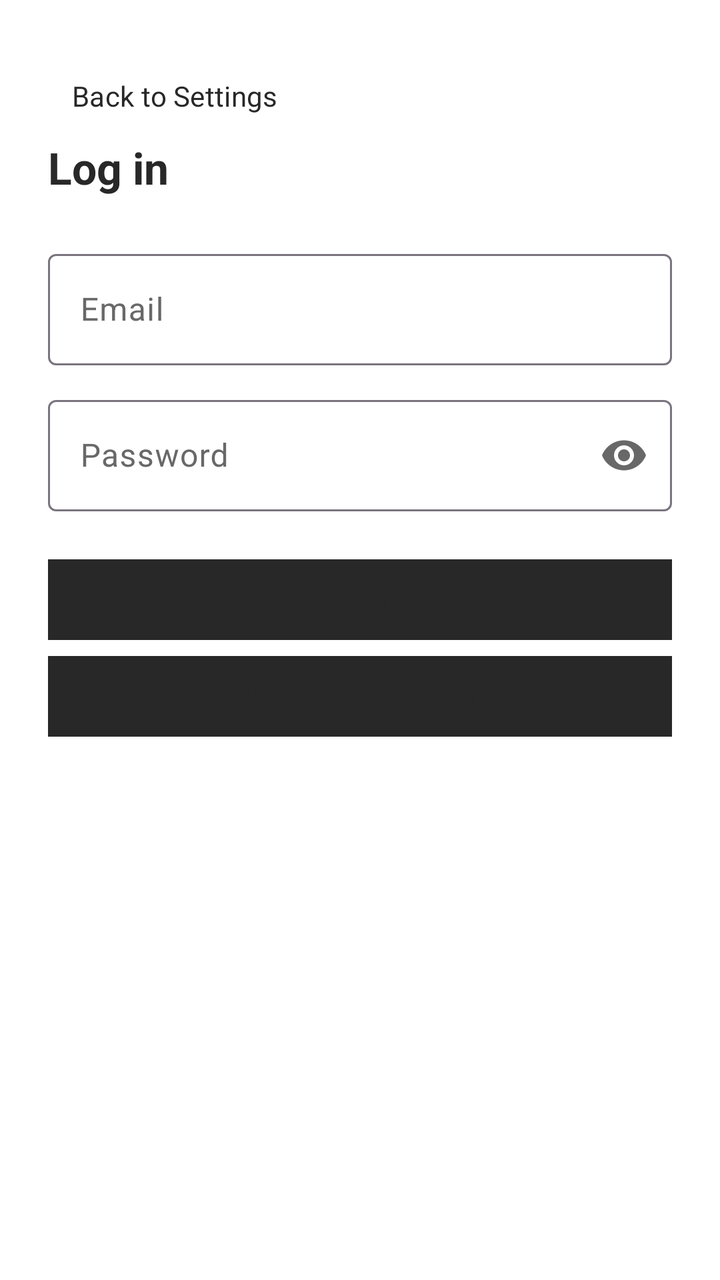
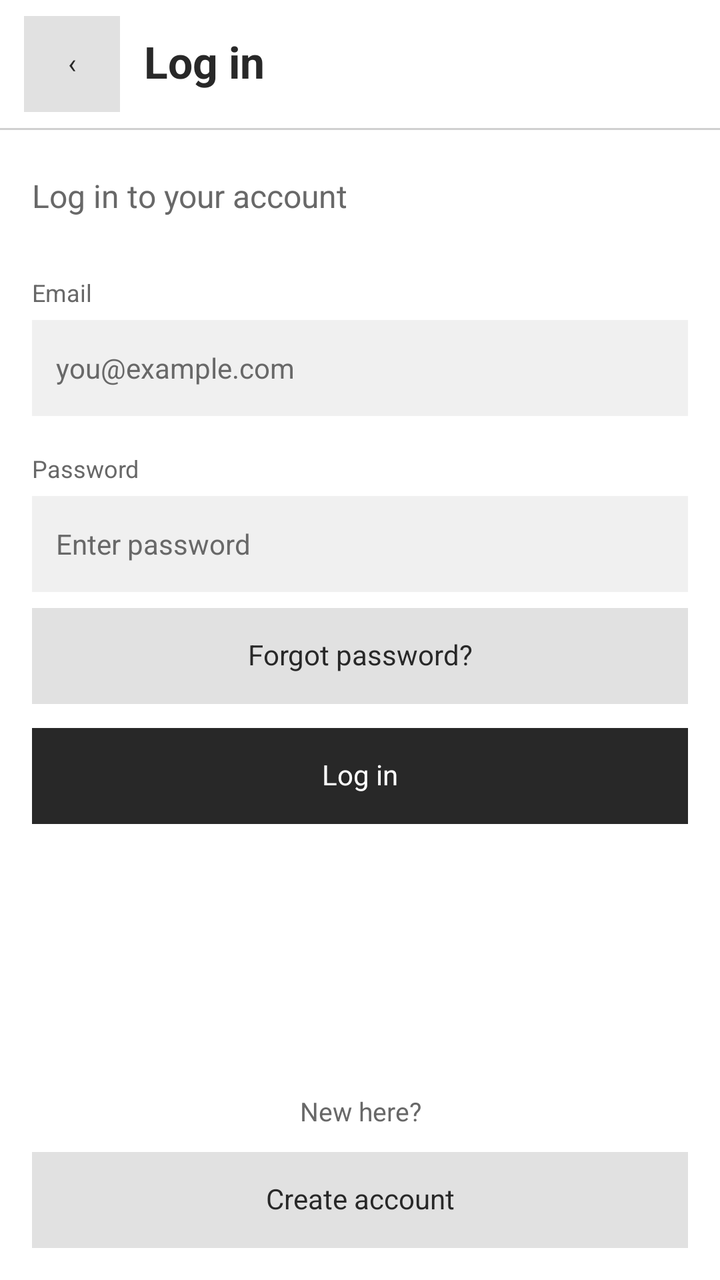

Two renders of the same Android screen: before a commit and after it. Below are the layout's source before the change and the commit's diff.
<!-- AndroidManifest.xml: application theme Theme.OffGrid -->
<!-- res/layout/activity_login.xml -->
<?xml version="1.0" encoding="utf-8"?>
<ScrollView xmlns:android="http://schemas.android.com/apk/res/android"
    xmlns:app="http://schemas.android.com/apk/res-auto"
    xmlns:tools="http://schemas.android.com/tools"
    android:id="@+id/main"
    android:layout_width="match_parent"
    android:layout_height="match_parent"
    android:background="?attr/colorSurface"
    android:fillViewport="true"
    tools:context=".LoginActivity">

    <LinearLayout
        android:layout_width="match_parent"
        android:layout_height="wrap_content"
        android:focusableInTouchMode="true"
        android:orientation="vertical"
        android:padding="24dp">

        <com.google.android.material.button.MaterialButton
            android:id="@+id/btnBack"
            style="@style/Widget.Material3.Button.TextButton"
            android:layout_width="wrap_content"
            android:layout_height="wrap_content"
            android:layout_marginTop="0dp"
            android:text="@string/back_settings" />

        <TextView
            style="@style/Widget.OffGrid.ScreenTitle"
            android:layout_width="match_parent"
            android:layout_height="wrap_content"
            android:text="@string/login_title" />

        <com.google.android.material.textfield.TextInputLayout
            android:layout_width="match_parent"
            android:layout_height="wrap_content"
            android:layout_marginTop="24dp"
            android:hint="@string/email_hint">

            <com.google.android.material.textfield.TextInputEditText
                android:id="@+id/email"
                android:layout_width="match_parent"
                android:layout_height="wrap_content"
                android:autofillHints="username"
                android:imeOptions="actionNext"
                android:inputType="textEmailAddress"
                android:maxLines="1" />
        </com.google.android.material.textfield.TextInputLayout>

        <com.google.android.material.textfield.TextInputLayout
            android:layout_width="match_parent"
            android:layout_height="wrap_content"
            android:layout_marginTop="12dp"
            android:hint="@string/password_hint"
            app:endIconMode="password_toggle">

            <com.google.android.material.textfield.TextInputEditText
                android:id="@+id/password"
                android:layout_width="match_parent"
                android:layout_height="wrap_content"
                android:autofillHints="password"
                android:imeOptions="actionDone"
                android:inputType="textPassword"
                android:maxLines="1"
                android:saveEnabled="false" />
        </com.google.android.material.textfield.TextInputLayout>

        <com.google.android.material.button.MaterialButton
            android:id="@+id/btnSubmitLogin"
            style="@style/Widget.OffGrid.ActionButton"
            android:layout_width="match_parent"
            android:layout_height="wrap_content"
            android:layout_marginTop="24dp"
            android:text="@string/login_title" />

        <com.google.android.material.button.MaterialButton
            android:id="@+id/btnOpenRegister"
            style="@style/Widget.OffGrid.OutlinedButton"
            android:layout_width="match_parent"
            android:layout_height="wrap_content"
            android:layout_marginTop="8dp"
            android:text="@string/open_register" />
    </LinearLayout>
</ScrollView>
<!-- resources referenced by this layout -->
<resources>
  <string name="back_settings">Back to Settings</string>
  <string name="email_hint">Email</string>
  <string name="login_title">Log in</string>
  <string name="open_register">New here? Register</string>
  <string name="password_hint">Password</string>
  <style name="Widget.OffGrid.ActionButton" parent="@android:style/Widget.Button">
          <item name="android:layout_width">match_parent</item>
          <item name="android:layout_height">48dp</item>
          <item name="android:background">@color/offgrid_button</item>
          <item name="android:backgroundTint">@color/offgrid_button</item>
          <item name="android:textColor">@color/offgrid_text</item>
          <item name="android:textSize">14sp</item>
          <item name="android:fontFamily">sans-serif</item>
          <item name="android:textAllCaps">false</item>
          <item name="android:textStyle">normal</item>
          <item name="android:gravity">center</item>
          <item name="android:minWidth">0dp</item>
          <item name="android:minHeight">0dp</item>
          <item name="android:padding">8dp</item>
          <item name="android:elevation">0dp</item>
          <item name="android:stateListAnimator">@null</item>
          <item name="android:includeFontPadding">false</item>
          <item name="android:clickable">true</item>
          <item name="android:focusable">true</item>
      </style>
  <style name="Widget.OffGrid.OutlinedButton" parent="Widget.OffGrid.ActionButton">
          <item name="android:background">@color/offgrid_field</item>
          <item name="android:backgroundTint">@color/offgrid_field</item>
      </style>
  <style name="Widget.OffGrid.ScreenTitle" parent="">
          <item name="android:textSize">22sp</item>
          <item name="android:textStyle">bold</item>
          <item name="android:fontFamily">sans-serif</item>
          <item name="android:textColor">@color/offgrid_text</item>
          <item name="android:includeFontPadding">false</item>
          <item name="android:accessibilityHeading">true</item>
      </style>
  <style name="Theme.OffGrid" parent="Base.Theme.OffGrid" />
  <color name="offgrid_button">#E1E1E1</color>
  <color name="offgrid_text">#282828</color>
  <color name="offgrid_field">#F0F0F0</color>
  <style name="Base.Theme.OffGrid" parent="Theme.Material3.Light.NoActionBar">
          <item name="android:fontFamily">sans-serif</item>
          <item name="android:windowBackground">@color/offgrid_background</item>
          <item name="colorSurface">@color/offgrid_background</item>
          <item name="colorOnSurface">@color/offgrid_text</item>
          <item name="colorOnSurfaceVariant">@color/offgrid_text_secondary</item>
          <item name="colorPrimary">@color/offgrid_text</item>
          <item name="colorOnPrimary">@color/offgrid_background</item>
          <item name="android:colorAccent">@color/offgrid_text</item>
          <item name="android:windowLightStatusBar">true</item>
          <item name="android:windowLightNavigationBar">true</item>
      </style>
  <color name="offgrid_background">#FFFFFF</color>
  <color name="offgrid_text_secondary">#686868</color>
</resources>

<!-- the commit's change to res/layout/activity_login.xml (unified diff, before → after) -->
@@ -1,83 +1,255 @@
 <?xml version="1.0" encoding="utf-8"?>
-<ScrollView xmlns:android="http://schemas.android.com/apk/res/android"
-    xmlns:app="http://schemas.android.com/apk/res-auto"
+<FrameLayout xmlns:android="http://schemas.android.com/apk/res/android"
     xmlns:tools="http://schemas.android.com/tools"
     android:id="@+id/main"
     android:layout_width="match_parent"
     android:layout_height="match_parent"
-    android:background="?attr/colorSurface"
-    android:fillViewport="true"
+    android:background="@color/offgrid_background"
     tools:context=".LoginActivity">
 
+    <include
+        android:id="@+id/loginScreen"
+        layout="@layout/screen_login"
+        android:layout_width="match_parent"
+        android:layout_height="match_parent" />
+</FrameLayout>
+<!-- res/layout/screen_login.xml (included above) -->
+<?xml version="1.0" encoding="utf-8"?>
+<LinearLayout
+    xmlns:android="http://schemas.android.com/apk/res/android"
+    xmlns:tools="http://schemas.android.com/tools"
+    android:layout_width="match_parent"
+    android:layout_height="match_parent"
+    android:id="@+id/login_screen"
+    android:orientation="vertical"
+    android:background="@color/offgrid_background"
+    android:layoutDirection="ltr"
+    tools:layout_width="360dp"
+    tools:layout_height="720dp"
+    tools:ignore="HardcodedText">
     <LinearLayout
         android:layout_width="match_parent"
-        android:layout_height="wrap_content"
-        android:focusableInTouchMode="true"
-        android:orientation="vertical"
-        android:padding="24dp">
-
-        <com.google.android.material.button.MaterialButton
-            android:id="@+id/btnBack"
-            style="@style/Widget.Material3.Button.TextButton"
-            android:layout_width="wrap_content"
-            android:layout_height="wrap_content"
-            android:layout_marginTop="0dp"
-            android:text="@string/back_settings" />
-
+        android:layout_height="64dp"
+        android:orientation="horizontal"
+        android:gravity="center_vertical"
+        android:paddingStart="12dp"
+        android:paddingEnd="16dp">
+        <android.widget.Button
+            android:id="@+id/login_back"
+            style="@style/Widget.OffGrid.ActionButton"
+            android:layout_width="48dp"
+            android:layout_height="48dp"
+            android:layout_marginEnd="12dp"
+            android:text="‹"
+            android:contentDescription="@string/back_settings" />
         <TextView
             style="@style/Widget.OffGrid.ScreenTitle"
+            android:layout_width="0dp"
+            android:layout_height="wrap_content"
+            android:layout_weight="1"
+            android:text="@string/login_title" />
+    </LinearLayout>
+    <View
+        android:layout_width="match_parent"
+        android:layout_height="1dp"
+        android:background="@color/offgrid_divider" />
+    <ScrollView
+        android:layout_width="match_parent"
+        android:layout_height="0dp"
+        android:layout_weight="1"
+        android:fillViewport="true"
+        android:scrollbars="none">
+        <LinearLayout
             android:layout_width="match_parent"
             android:layout_height="wrap_content"
-            android:text="@string/login_title" />
-
-        <com.google.android.material.textfield.TextInputLayout
-            android:layout_width="match_parent"
-            android:layout_height="wrap_content"
-            android:layout_marginTop="24dp"
-            android:hint="@string/email_hint">
-
-            <com.google.android.material.textfield.TextInputEditText
-                android:id="@+id/email"
-                android:layout_width="match_parent"
-                android:layout_height="wrap_content"
-                android:autofillHints="username"
-                android:imeOptions="actionNext"
-                android:inputType="textEmailAddress"
-                android:maxLines="1" />
-        </com.google.android.material.textfield.TextInputLayout>
-
-        <com.google.android.material.textfield.TextInputLayout
-            android:layout_width="match_parent"
-            android:layout_height="wrap_content"
-            android:layout_marginTop="12dp"
-            android:hint="@string/password_hint"
-            app:endIconMode="password_toggle">
-
-            <com.google.android.material.textfield.TextInputEditText
-                android:id="@+id/password"
-                android:layout_width="match_parent"
-                android:layout_height="wrap_content"
-                android:autofillHints="password"
-                android:imeOptions="actionDone"
-                android:inputType="textPassword"
-                android:maxLines="1"
-                android:saveEnabled="false" />
-        </com.google.android.material.textfield.TextInputLayout>
-
-        <com.google.android.material.button.MaterialButton
-            android:id="@+id/btnSubmitLogin"
-            style="@style/Widget.OffGrid.ActionButton"
-            android:layout_width="match_parent"
-            android:layout_height="wrap_content"
-            android:layout_marginTop="24dp"
-            android:text="@string/login_title" />
-
-        <com.google.android.material.button.MaterialButton
-            android:id="@+id/btnOpenRegister"
-            style="@style/Widget.OffGrid.OutlinedButton"
-            android:layout_width="match_parent"
-            android:layout_height="wrap_content"
-            android:layout_marginTop="8dp"
-            android:text="@string/open_register" />
-    </LinearLayout>
-</ScrollView>
+            android:id="@+id/login_content"
+            android:focusableInTouchMode="true"
+            android:orientation="vertical"
+            android:padding="16dp"
+            android:paddingTop="24dp">
+            <TextView
+                android:layout_width="match_parent"
+                android:layout_height="wrap_content"
+                android:text="Log in to your account"
+                android:textSize="16sp"
+                android:textColor="@color/offgrid_text_secondary"
+                android:fontFamily="sans-serif"
+                android:textStyle="normal"
+                android:includeFontPadding="false"
+                android:layout_marginTop="8dp" />
+            <LinearLayout
+                android:layout_width="match_parent"
+                android:layout_height="wrap_content"
+                android:orientation="vertical"
+                android:layout_marginTop="32dp">
+                <TextView
+                    android:layout_width="match_parent"
+                    android:layout_height="wrap_content"
+                    android:text="Email"
+                    android:textSize="12sp"
+                    android:textColor="@color/offgrid_text_secondary"
+                    android:fontFamily="sans-serif"
+                    android:textStyle="normal"
+                    android:includeFontPadding="false"
+                    android:labelFor="@id/login_email" />
+                <android.widget.EditText
+                    android:layout_width="match_parent"
+                    android:layout_height="48dp"
+                    android:id="@+id/login_email"
+                    android:hint="you@example.com"
+                    android:inputType="textEmailAddress"
+                    android:textSize="14sp"
+                    android:textColor="@color/offgrid_text"
+                    android:textColorHint="@color/offgrid_text_secondary"
+                    android:background="@color/offgrid_field"
+                    android:backgroundTint="@color/offgrid_field"
+                    android:fontFamily="sans-serif"
+                    android:paddingStart="12dp"
+                    android:paddingEnd="12dp"
+                    android:paddingTop="8dp"
+                    android:paddingBottom="8dp"
+                    android:gravity="center_vertical"
+                    android:singleLine="true"
+                    android:imeOptions="actionNext"
+                    android:minWidth="0dp"
+                    android:minHeight="0dp"
+                    android:focusable="true"
+                    android:focusableInTouchMode="true"
+                    android:clickable="true"
+                    android:longClickable="true"
+                    android:cursorVisible="true"
+                    android:importantForAutofill="auto"
+                    android:autofillHints="username"
+                    android:saveEnabled="true"
+                    android:layout_marginTop="6dp" />
+            </LinearLayout>
+            <LinearLayout
+                android:layout_width="match_parent"
+                android:layout_height="wrap_content"
+                android:orientation="vertical"
+                android:layout_marginTop="20dp">
+                <TextView
+                    android:layout_width="match_parent"
+                    android:layout_height="wrap_content"
+                    android:text="Password"
+                    android:textSize="12sp"
+                    android:textColor="@color/offgrid_text_secondary"
+                    android:fontFamily="sans-serif"
+                    android:textStyle="normal"
+                    android:includeFontPadding="false"
+                    android:labelFor="@id/login_password" />
+                <android.widget.EditText
+                    android:layout_width="match_parent"
+                    android:layout_height="48dp"
+                    android:id="@+id/login_password"
+                    android:hint="Enter password"
+                    android:inputType="textPassword"
+                    android:textSize="14sp"
+                    android:textColor="@color/offgrid_text"
+                    android:textColorHint="@color/offgrid_text_secondary"
+                    android:background="@color/offgrid_field"
+                    android:backgroundTint="@color/offgrid_field"
+                    android:fontFamily="sans-serif"
+                    android:paddingStart="12dp"
+                    android:paddingEnd="12dp"
+                    android:paddingTop="8dp"
+                    android:paddingBottom="8dp"
+                    android:gravity="center_vertical"
+                    android:singleLine="true"
+                    android:imeOptions="actionDone"
+                    android:minWidth="0dp"
+                    android:minHeight="0dp"
+                    android:focusable="true"
+                    android:focusableInTouchMode="true"
+                    android:clickable="true"
+                    android:longClickable="true"
+                    android:cursorVisible="true"
+                    android:importantForAutofill="auto"
+                    android:autofillHints="password"
+                    android:saveEnabled="false"
+                    android:layout_marginTop="6dp" />
+            </LinearLayout>
+            <android.widget.Button
+                android:layout_width="match_parent"
+                android:layout_height="48dp"
+                android:id="@+id/login_forgot_password"
+                android:text="Forgot password?"
+                android:textSize="14sp"
+                android:textColor="@color/offgrid_text"
+                android:background="@color/offgrid_button"
+                android:backgroundTint="@color/offgrid_button"
+                android:fontFamily="sans-serif"
+                android:textAllCaps="false"
+                android:textStyle="normal"
+                android:gravity="center"
+                android:minWidth="0dp"
+                android:minHeight="0dp"
+                android:padding="8dp"
+                android:elevation="0dp"
+                android:stateListAnimator="@null"
+                android:includeFontPadding="false"
+                android:clickable="true"
+                android:focusable="true"
+                android:layout_marginTop="8dp" />
+            <android.widget.Button
+                android:layout_width="match_parent"
+                android:layout_height="48dp"
+                android:id="@+id/login_submit"
+                android:text="Log in"
+                android:textSize="14sp"
+                android:textColor="@color/offgrid_background"
+                android:background="@color/offgrid_text"
+                android:backgroundTint="@color/offgrid_text"
+                android:fontFamily="sans-serif"
+                android:textAllCaps="false"
+                android:textStyle="normal"
+                android:gravity="center"
+                android:minWidth="0dp"
+                android:minHeight="0dp"
+                android:padding="8dp"
+                android:elevation="0dp"
+                android:stateListAnimator="@null"
+                android:includeFontPadding="false"
+                android:clickable="true"
+                android:focusable="true"
+                android:layout_marginTop="12dp" />
+            <View
+                android:layout_width="match_parent"
+                android:layout_height="0dp"
+                android:layout_weight="1" />
+            <TextView
+                android:layout_width="match_parent"
+                android:layout_height="wrap_content"
+                android:text="New here?"
+                android:textSize="13sp"
+                android:textColor="@color/offgrid_text_secondary"
+                android:fontFamily="sans-serif"
+                android:textStyle="normal"
+                android:includeFontPadding="false"
+                android:gravity="center"
+                android:layout_marginTop="24dp" />
+            <android.widget.Button
+                android:layout_width="match_parent"
+                android:layout_height="48dp"
+                android:id="@+id/login_open_register"
+                android:text="Create account"
+                android:textSize="14sp"
+                android:textColor="@color/offgrid_text"
+                android:background="@color/offgrid_button"
+                android:backgroundTint="@color/offgrid_button"
+                android:fontFamily="sans-serif"
+                android:textAllCaps="false"
+                android:textStyle="normal"
+                android:gravity="center"
+                android:minWidth="0dp"
+                android:minHeight="0dp"
+                android:padding="8dp"
+                android:elevation="0dp"
+                android:stateListAnimator="@null"
+                android:includeFontPadding="false"
+                android:clickable="true"
+                android:focusable="true"
+                android:layout_marginTop="12dp" />
+        </LinearLayout>
+    </ScrollView>
+</LinearLayout>
<!-- resource entries referenced after the edit -->
@@ -1,10 +1,7 @@
 <!-- resources referenced by this layout -->
 <resources>
   <string name="back_settings">Back to Settings</string>
-  <string name="email_hint">Email</string>
   <string name="login_title">Log in</string>
-  <string name="open_register">New here? Register</string>
-  <string name="password_hint">Password</string>
   <style name="Widget.OffGrid.ActionButton" parent="@android:style/Widget.Button">
           <item name="android:layout_width">match_parent</item>
           <item name="android:layout_height">48dp</item>
@@ -25,10 +22,6 @@
           <item name="android:clickable">true</item>
           <item name="android:focusable">true</item>
       </style>
-  <style name="Widget.OffGrid.OutlinedButton" parent="Widget.OffGrid.ActionButton">
-          <item name="android:background">@color/offgrid_field</item>
-          <item name="android:backgroundTint">@color/offgrid_field</item>
-      </style>
   <style name="Widget.OffGrid.ScreenTitle" parent="">
           <item name="android:textSize">22sp</item>
           <item name="android:textStyle">bold</item>
@@ -39,6 +32,7 @@
       </style>
   <style name="Theme.OffGrid" parent="Base.Theme.OffGrid" />
   <color name="offgrid_button">#E1E1E1</color>
+  <color name="offgrid_divider">#D0D0D0</color>
   <color name="offgrid_text">#282828</color>
   <color name="offgrid_field">#F0F0F0</color>
   <style name="Base.Theme.OffGrid" parent="Theme.Material3.Light.NoActionBar">
